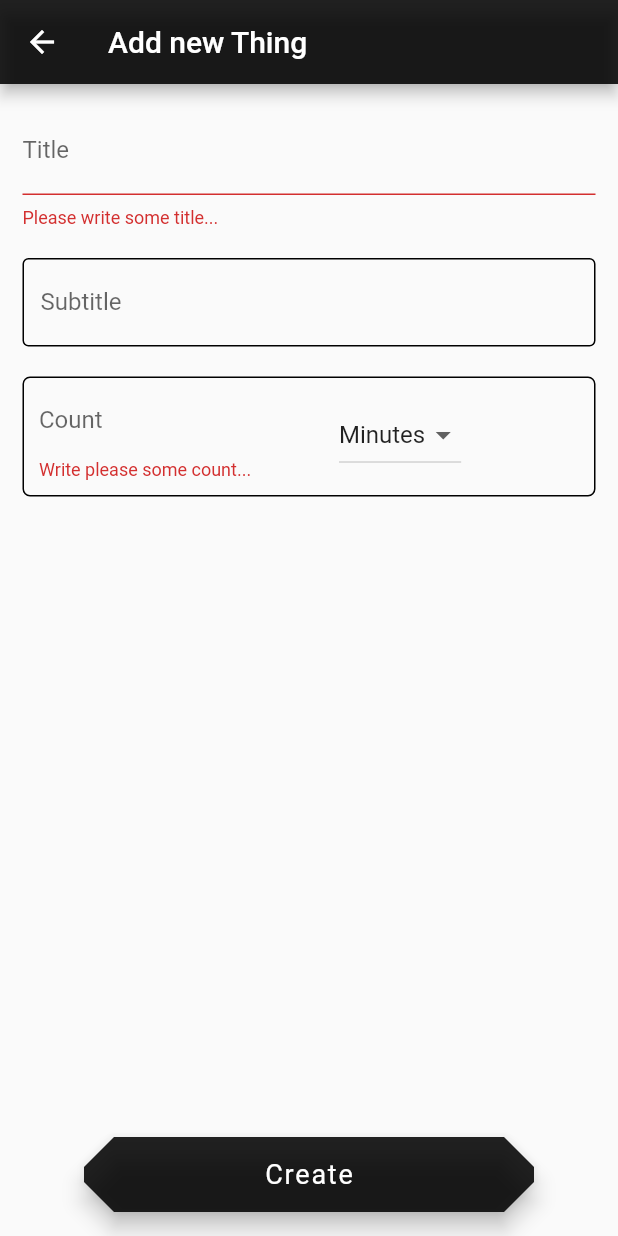
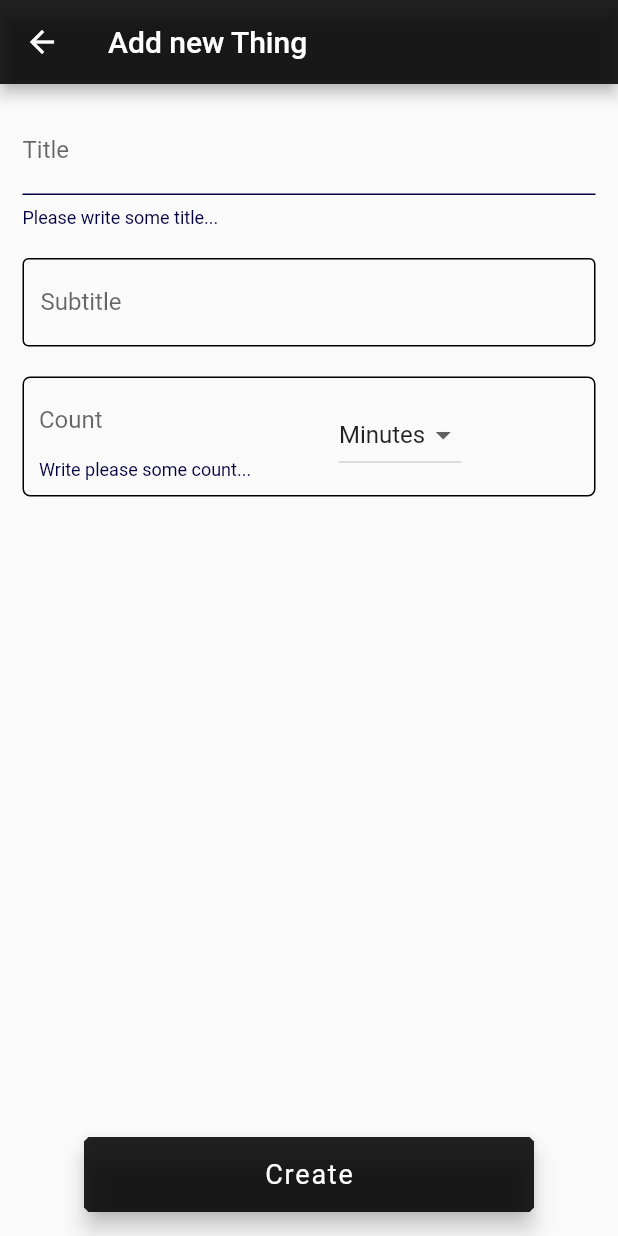
Before and after one commit to dertulyt/AnyThings, a Flutter app: the NewThingPage screen opened by its route, after a tap on "Create", on a phone screen of 412 x 824 dp. Run offline on Flutter 3.47's test engine with Material 2 defaults, Android fonts, the phone set to English and light mode, and no system bars; our stand-ins replace flutter_speed_dial, sqflite; accounts and stored records are empty.

Commit message:
some design

```diff
--- a/flutter_anythings/lib/main.dart
+++ b/flutter_anythings/lib/main.dart
@@ -16,6 +16,7 @@ class AnyThings extends StatelessWidget {
   @override
   Widget build(BuildContext context) {
     return MaterialApp(
+      theme: ThemeData(errorColor: Color.fromARGB(255, 2, 0, 63)),
       debugShowCheckedModeBanner: false,
       // home: MainPage(),
       initialRoute: '/',
--- a/flutter_anythings/lib/pages/Home page/NewThingPage.dart
+++ b/flutter_anythings/lib/pages/Home page/NewThingPage.dart
@@ -52,7 +52,7 @@ class _NewThingPageState extends State<NewThingPage> {
 
   @override
   Widget build(BuildContext context) => Scaffold(
-        floatingActionButton: Container(
+        floatingActionButton: SizedBox(
           height: 50,
           width: 300,
           child: FloatingActionButton(
@@ -72,10 +72,11 @@ class _NewThingPageState extends State<NewThingPage> {
                     category: selectedItem);
                 await AllMyThings.instance.create(thing);
                 Navigator.pop(context);
+                super.setState(() {});
               }
             },
             shape: BeveledRectangleBorder(
-              borderRadius: BorderRadius.circular(20),
+              borderRadius: BorderRadius.circular(3),
             ),
           ),
         ),
@@ -132,7 +133,7 @@ class _NewThingPageState extends State<NewThingPage> {
                   height: 20,
                 ),
                 Container(
-                  decoration: BoxDecoration(),
+                  // decoration: BoxDecoration(),
                   height: 80,
                   child: Container(
                     padding: EdgeInsets.all(10),
--- a/flutter_anythings/lib/pages/db/AllThingsDatabase.dart
+++ b/flutter_anythings/lib/pages/db/AllThingsDatabase.dart
@@ -66,7 +66,7 @@ class AllMyThings {
 
     final orderBy = '${ThingFields.time} ASC';
 
-    final result = await db.query(tableThings, orderBy: orderBy);
+    final result = await db.query(tableThings, orderBy: "time DESC");
 
     return result.map((json) => Thing.fromJson(json)).toList();
   }
```
Also changed, not shown: flutter_anythings/lib/pages/Home page/HomePage.dart (+29 -22 lines).
